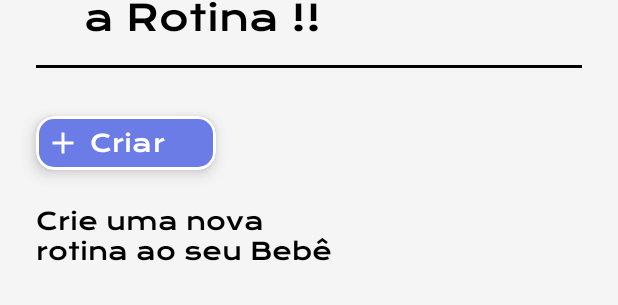
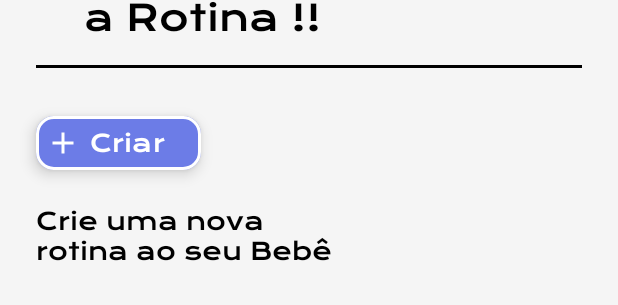
Before and after one commit to IsabellyLima1702/mobileRotina, an Android app built with Jetpack Compose: the @Preview function BemVindoCriarScreenPreview, on a phone screen of 412 x 824 dp. Shown: the part 227-532 px from the top of the screen. Run offline under Robolectric (Android 15) with nearby library versions, the phone set to English and light mode, and no system bars.

Commit message:
alterações no botão criar

```diff
--- a/app/src/main/java/br/senai/sp/jandira/telarotina/screens/BemVindoCriarScreen.kt
+++ b/app/src/main/java/br/senai/sp/jandira/telarotina/screens/BemVindoCriarScreen.kt
@@ -136,7 +136,7 @@ fun BemVindoCriarScreen() {
                 OutlinedButton(
                 onClick = { },
                 modifier = Modifier
-                    .width(120.dp)
+                    .width(110.dp)
                     .height(36.dp),
                 colors = ButtonDefaults.outlinedButtonColors(
                     containerColor = Color(0xFF6C7CE7),
--- a/app/src/main/java/br/senai/sp/jandira/telarotina/screens/RotinaDetalhesScreen.kt
+++ b/app/src/main/java/br/senai/sp/jandira/telarotina/screens/RotinaDetalhesScreen.kt
@@ -131,7 +131,7 @@ fun RotinaDetalhesScreen() {
             OutlinedButton(
                 onClick = { },
                 modifier = Modifier
-                    .width(120.dp)
+                    .width(110.dp)
                     .height(36.dp),
                 colors = ButtonDefaults.outlinedButtonColors(
                     containerColor = Color(0xFF6C7CE7),
```
